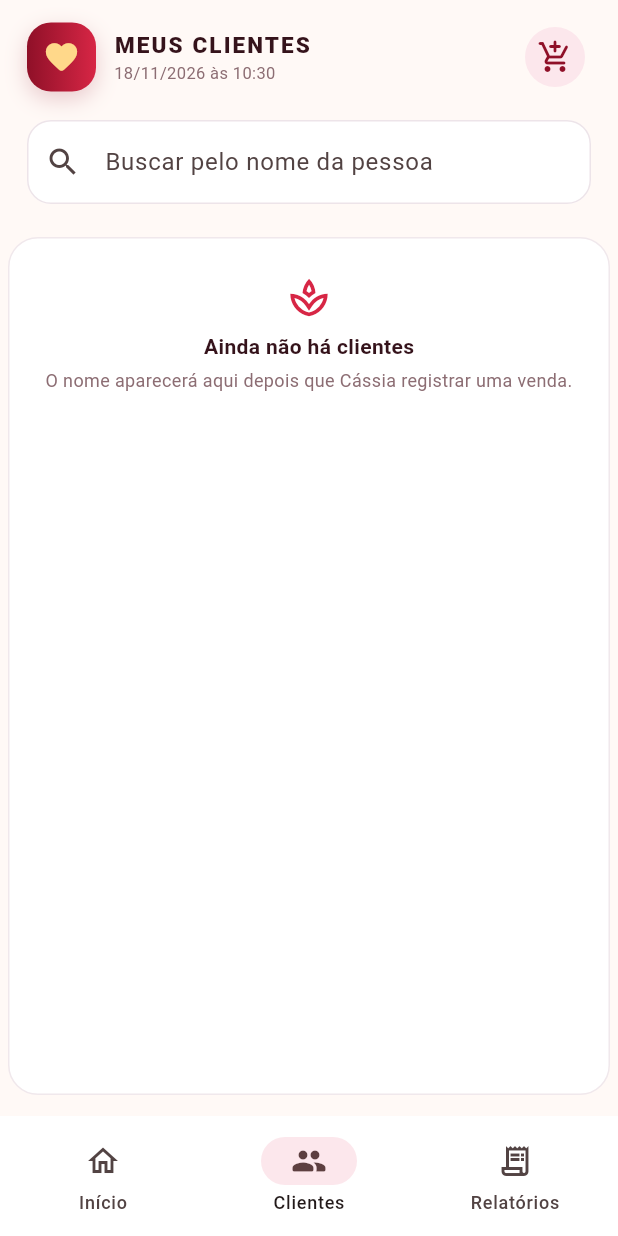
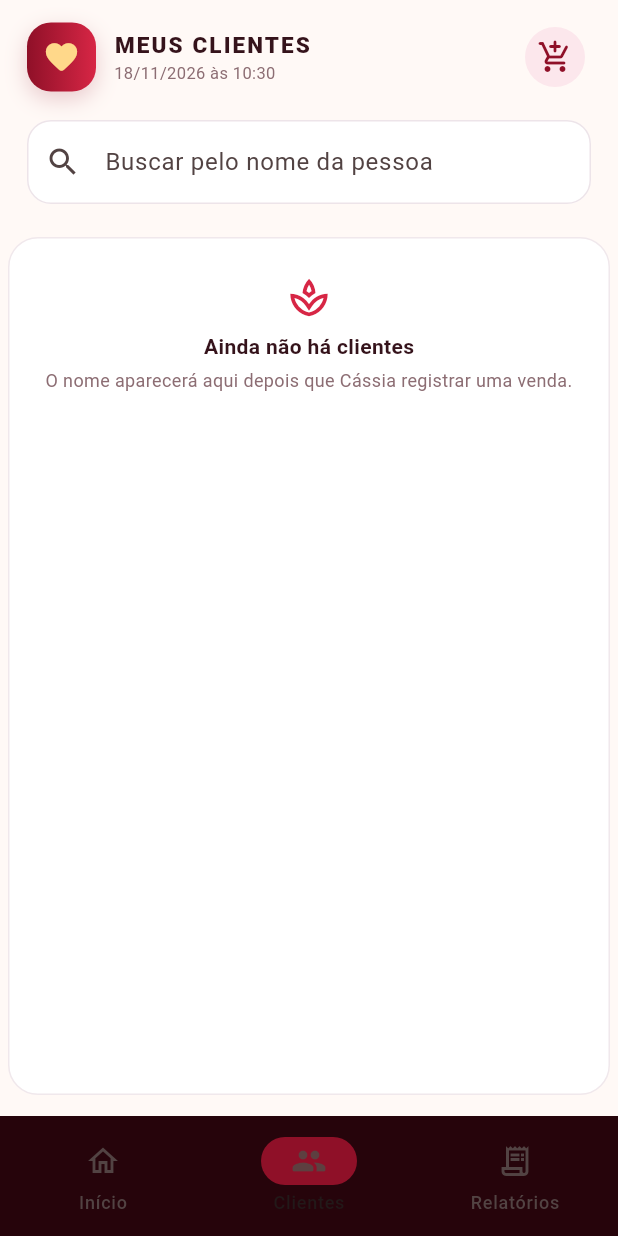
Before and after one commit to danielaureliodacruz8-spec/amor-, a Flutter app: the screen it shows after launch, item 2 of the bottom bar chosen, on a phone screen of 412 x 824 dp. Run offline on Flutter 3.47's test engine with Material 3 defaults, Android fonts, the phone set to English and light mode, and no system bars; our stand-ins replace pdf, printing, shared_preferences.

Commit message:
Finaliza menu inferior em vinho no novo design

```diff
--- a/lib/main.dart
+++ b/lib/main.dart
@@ -434,8 +434,8 @@ class _SalesHomeState extends State<SalesHome> {
                 ]),
         ),
         bottomNavigationBar: NavigationBar(
-          backgroundColor: Colors.white,
-          indicatorColor: _roseLight,
+          backgroundColor: const Color(0xFF26040B),
+          indicatorColor: const Color(0xFF8F1028),
           selectedIndex: _tab,
           onDestinationSelected: (value) => setState(() => _tab = value),
           destinations: const [
```
